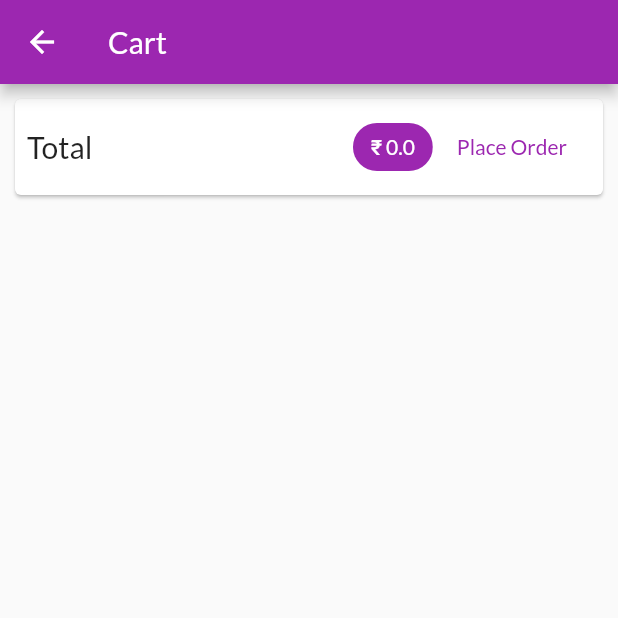
After one commit to smeetbhatt1/shop_app, a Flutter app: the CartScreen screen opened by its route, on a phone screen of 412 x 824 dp, the top half of it. The commit adds this screen. Run offline on Flutter 3.47's test engine with Material 2 defaults, Android fonts, the phone set to English and light mode, and no system bars; network calls fail.

Commit message:
cart screen

```diff
--- a/lib/main.dart
+++ b/lib/main.dart
@@ -1,6 +1,7 @@
 import 'package:flutter/material.dart';
 import 'package:provider/provider.dart';
 import 'providers/cart.dart';
+import 'screens/cart_screen.dart';
 import 'screens/product_detail_screen.dart';
 import 'screens/products_overview_screen.dart';
 import 'providers/products.dart';
@@ -29,6 +30,7 @@ class MyApp extends StatelessWidget {
         routes: {
           '/': (context) => ProductsOverScreen(),
           ProductDetailScreen.RouteName: (context) => ProductDetailScreen(),
+          CartScreen.RouteName: (context) => CartScreen(),
         },
         debugShowCheckedModeBanner: false,
       ),
--- a/lib/providers/cart.dart
+++ b/lib/providers/cart.dart
@@ -49,4 +49,17 @@ class Cart with ChangeNotifier {
   int get itemCount {
     return _items.length;
   }
+
+  double get totalAmount {
+    var total = 0.0;
+    _items.forEach((key, item) {
+      total += item.pricePerProduct * item.quantity;
+    });
+    return total;
+  }
+
+  void removeItem(String id) {
+    _items.remove(id);
+    notifyListeners();
+  }
 }
--- /dev/null
+++ b/lib/screens/cart_screen.dart
@@ -0,0 +1,70 @@
+import 'package:flutter/material.dart';
+import 'package:provider/provider.dart';
+import '../providers/cart.dart' show Cart;
+import '../widgets/cart_item.dart';
+
+class CartScreen extends StatelessWidget {
+  static const String RouteName = '/cart-screen';
+
+  @override
+  Widget build(BuildContext context) {
+    final _cartProvider = Provider.of<Cart>(context);
+    return Scaffold(
+      appBar: AppBar(
+        title: Text("Cart"),
+      ),
+      body: Column(
+        children: <Widget>[
+          Card(
+            margin: EdgeInsets.all(10),
+            child: Padding(
+              padding: const EdgeInsets.all(8.0),
+              child: Row(
+                mainAxisAlignment: MainAxisAlignment.spaceBetween,
+                children: <Widget>[
+                  Text(
+                    'Total',
+                    style: TextStyle(fontSize: 20),
+                  ),
+                  SizedBox(
+                    width: 10,
+                  ),
+                  Spacer(),
+                  Chip(
+                    label: Text(
+                      '\u20B9 ${_cartProvider.totalAmount}',
+                      style: TextStyle(
+                          color:
+                              Theme.of(context).primaryTextTheme.title.color),
+                    ),
+                    backgroundColor: Theme.of(context).primaryColor,
+                  ),
+                  FlatButton(
+                    child: Text('Place Order'),
+                    textColor: Theme.of(context).primaryColor,
+                    onPressed: () {},
+                  )
+                ],
+              ),
+            ),
+          ),
+          SizedBox(
+            height: 10,
+          ),
+          Expanded(
+            child: ListView.builder(
+              itemCount: _cartProvider.items.length,
+              itemBuilder: (_, i) => CartItem(
+                _cartProvider.items.values.toList()[i].id,
+                _cartProvider.items.keys.toList()[i],
+                _cartProvider.items.values.toList()[i].pricePerProduct,
+                _cartProvider.items.values.toList()[i].quantity,
+                _cartProvider.items.values.toList()[i].title,
+              ),
+            ),
+          )
+        ],
+      ),
+    );
+  }
+}
--- a/lib/screens/products_overview_screen.dart
+++ b/lib/screens/products_overview_screen.dart
@@ -3,6 +3,7 @@ import 'package:provider/provider.dart';
 import '../widgets/products_grid.dart';
 import '../widgets/badge.dart';
 import '../providers/cart.dart';
+import 'cart_screen.dart';
 
 enum FilterOptions {
   Favorites,
@@ -51,7 +52,9 @@ class _ProductsOverScreenState extends State<ProductsOverScreen> {
             ),
             child: IconButton(
               icon: Icon(Icons.shopping_cart),
-              onPressed: () {},
+              onPressed: () {
+                Navigator.of(context).pushNamed(CartScreen.RouteName);
+              },
             ),
           ),
         ],
```
Also changed, not shown: lib/widgets/cart_item.dart (added, +57 -0 lines), 1 other file.
